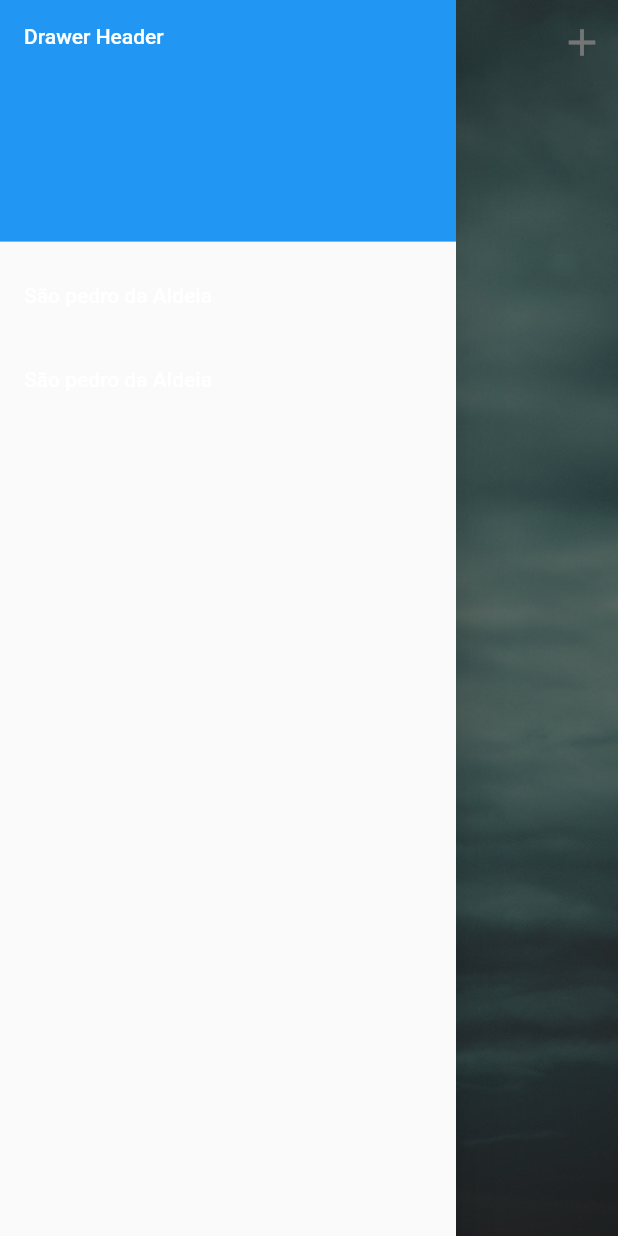
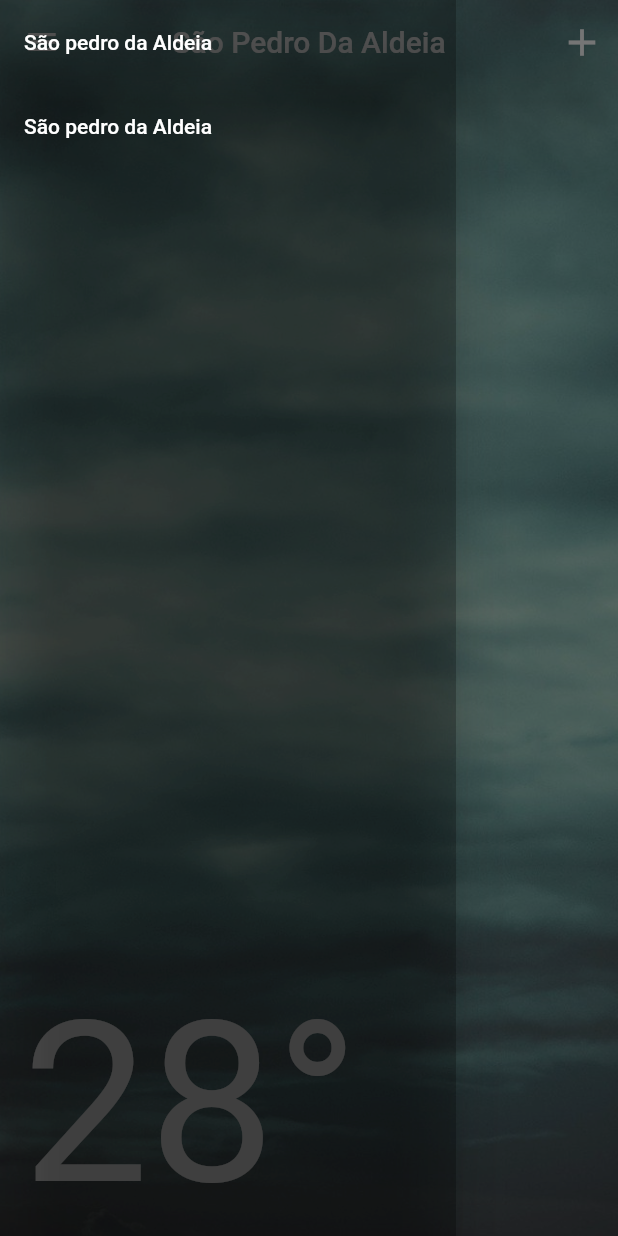
Before and after one commit to exit490/ddd, a Flutter app: the screen it shows after launch, with the side drawer open, on a phone screen of 412 x 824 dp. Run offline on Flutter 3.47's test engine with Material 2 defaults, Android fonts, the phone set to English and light mode, and no system bars.

Commit message:
Removing drawer head. Change background color in drawer navigation.

```diff
--- a/lib/main.dart
+++ b/lib/main.dart
@@ -13,8 +13,8 @@ class HomePage extends StatelessWidget {
 
     return MaterialApp(
       theme: ThemeData(
-        primarySwatch: Colors.blue,
         textTheme: newTextTheme,
+        canvasColor: Colors.black26,
       ),
       home: WeatherTodayPage(),
     );
```
Also changed, not shown: lib/weather_today/weather_today_page.dart (+0 -7 lines), 1 other file.
